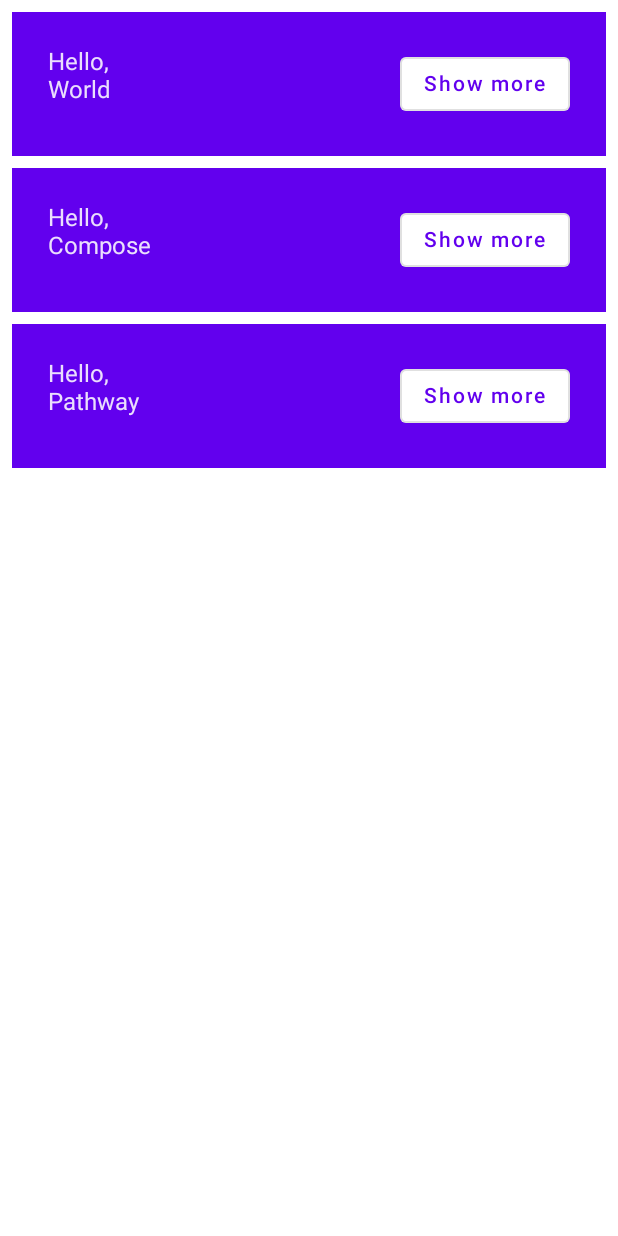
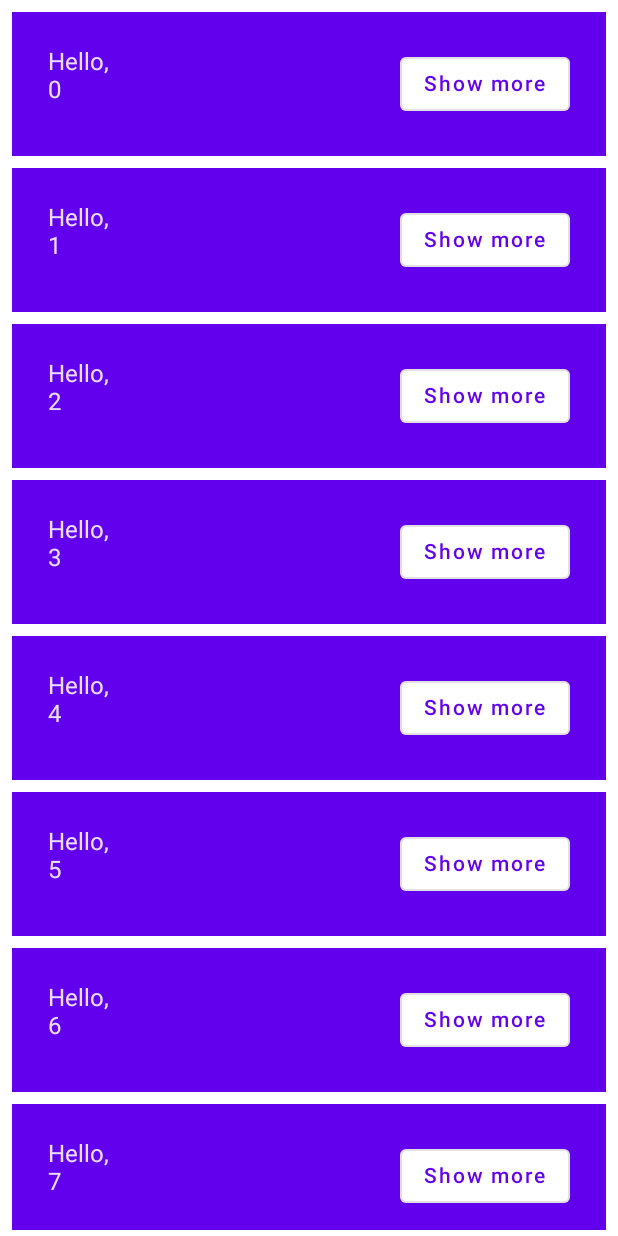
Before and after one commit to Mihango/jetpack-compose-pathway, an Android app built with Jetpack Compose: the screen it shows after launch (MainActivity), after a tap on "Show less", on a phone screen of 412 x 824 dp. Run offline under Robolectric (Android 15) with nearby library versions, the phone set to English and light mode, and no system bars; 2 other taps on this screen came first.

```diff
--- a/app/src/main/java/com/example/compose/pathway/MainActivity.kt
+++ b/app/src/main/java/com/example/compose/pathway/MainActivity.kt
@@ -7,10 +7,8 @@ import androidx.compose.foundation.layout.fillMaxSize
 import androidx.compose.material.MaterialTheme
 import androidx.compose.material.Surface
 import androidx.compose.ui.Modifier
-import com.example.compose.pathway.data.SampleData
-import com.example.compose.pathway.ui.basic_codelab.MyApp
+import com.example.compose.pathway.ui.basic_codelab.MyAppScreen
 import com.example.compose.pathway.ui.theme.ComposePathwayTheme
-import com.example.compose.pathway.ui.intro.Conversation
 
 class MainActivity : ComponentActivity() {
     override fun onCreate(savedInstanceState: Bundle?) {
@@ -23,7 +21,7 @@ class MainActivity : ComponentActivity() {
                     color = MaterialTheme.colors.background
                 ) {
                     // Conversation(messages = SampleData.conversationSample)
-                    MyApp()
+                    MyAppScreen()
                 }
             }
         }
--- a/app/src/main/java/com/example/compose/pathway/ui/basic_codelab/MyApp.kt
+++ b/app/src/main/java/com/example/compose/pathway/ui/basic_codelab/MyAppScreen.kt
@@ -1,23 +1,42 @@
 package com.example.compose.pathway.ui.basic_codelab
 
-import androidx.compose.animation.animateContentSize
+import androidx.compose.animation.core.Spring
+import androidx.compose.animation.core.animateDpAsState
+import androidx.compose.animation.core.spring
 import androidx.compose.foundation.layout.Column
 import androidx.compose.foundation.layout.Row
 import androidx.compose.foundation.layout.padding
+import androidx.compose.foundation.lazy.LazyColumn
+import androidx.compose.foundation.lazy.items
 import androidx.compose.material.MaterialTheme
 import androidx.compose.material.OutlinedButton
 import androidx.compose.material.Surface
 import androidx.compose.material.Text
 import androidx.compose.runtime.*
+import androidx.compose.runtime.saveable.rememberSaveable
 import androidx.compose.ui.Modifier
 import androidx.compose.ui.tooling.preview.Preview
 import androidx.compose.ui.unit.dp
 import com.example.compose.pathway.ui.theme.ComposePathwayTheme
 
 @Composable
-fun MyApp(names: List<String> = listOf("World", "Compose", "Pathway")) {
-    Column(modifier = Modifier.padding(vertical = 4.dp)) {
-        for (name in names) {
+fun MyAppScreen() {
+    var shouldShowOnboarding by rememberSaveable { mutableStateOf(true) }
+
+    if (shouldShowOnboarding) {
+        OnboardingScreen {
+            shouldShowOnboarding = false
+        }
+    } else {
+        Greetings()
+    }
+}
+
+// listOf("World", "Compose", "Pathway")
+@Composable
+private fun Greetings(names: List<String> = List(1000) { "$it" }) {
+    LazyColumn(modifier = Modifier.padding(vertical = 4.dp)) {
+        items(names) { name ->
             Greeting(name)
         }
     }
@@ -26,12 +45,18 @@ fun MyApp(names: List<String> = listOf("World", "Compose", "Pathway")) {
 @Composable
 private fun Greeting(name: String) {
     var expanded by remember { mutableStateOf(false) }
-    val extraPadding = if (expanded) 48.dp else 0.dp
+    val extraPadding by animateDpAsState(
+        if (expanded) 48.dp else 0.dp,
+        animationSpec = spring(
+            dampingRatio = Spring.DampingRatioHighBouncy,
+            stiffness = Spring.StiffnessLow
+        )
+    )
+
     Surface(
         color = MaterialTheme.colors.primary,
         modifier = Modifier
             .padding(vertical = 4.dp, horizontal = 8.dp)
-            .animateContentSize()
     ) {
         Row(
             modifier = Modifier.padding(24.dp),
@@ -39,7 +64,7 @@ private fun Greeting(name: String) {
             Column(
                 modifier = Modifier
                     .weight(1f)
-                    .padding(bottom = extraPadding)
+                    .padding(bottom = extraPadding.coerceAtLeast(0.dp))
             ) {
                 Text(text = "Hello,")
                 Text(text = name)
@@ -56,6 +81,6 @@ private fun Greeting(name: String) {
 @Composable
 private fun DefaultPreview() {
     ComposePathwayTheme(darkTheme = false) {
-        MyApp()
+        MyAppScreen()
     }
 }
--- /dev/null
+++ b/app/src/main/java/com/example/compose/pathway/ui/basic_codelab/OnboardingScreen.kt
@@ -0,0 +1,43 @@
+package com.example.compose.pathway.ui.basic_codelab
+
+import android.content.res.Configuration
+import androidx.compose.foundation.layout.Arrangement
+import androidx.compose.foundation.layout.Column
+import androidx.compose.foundation.layout.fillMaxSize
+import androidx.compose.material.Button
+import androidx.compose.material.Surface
+import androidx.compose.material.Text
+import androidx.compose.runtime.Composable
+import androidx.compose.ui.Alignment
+import androidx.compose.ui.Modifier
+import androidx.compose.ui.tooling.preview.Preview
+import com.example.compose.pathway.ui.theme.ComposePathwayTheme
+
+@Composable
+fun OnboardingScreen(onClick: () -> Unit) {
+    Surface {
+        Column(
+            modifier = Modifier.fillMaxSize(),
+            verticalArrangement = Arrangement.Center,
+            horizontalAlignment = Alignment.CenterHorizontally
+        ) {
+            Text("Welcome to the Basics Codelab!")
+            Button(onClick = onClick) {
+                Text("Continue")
+            }
+        }
+    }
+}
+
+@Preview(showBackground = true, name = "Onboarding Light Theme")
+@Preview(
+    uiMode = Configuration.UI_MODE_NIGHT_YES,
+    showBackground = true,
+    name = "Onboarding Dark Theme"
+)
+@Composable
+fun PreviewOnboardingScreen() {
+    ComposePathwayTheme {
+        OnboardingScreen {}
+    }
+}
```
